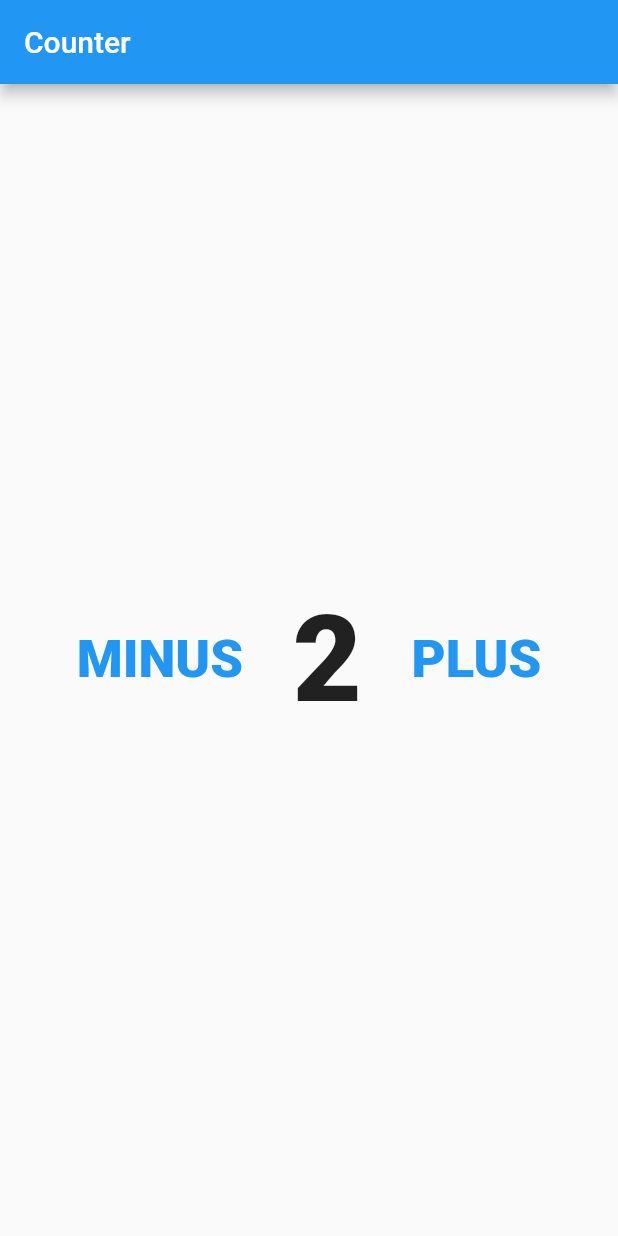
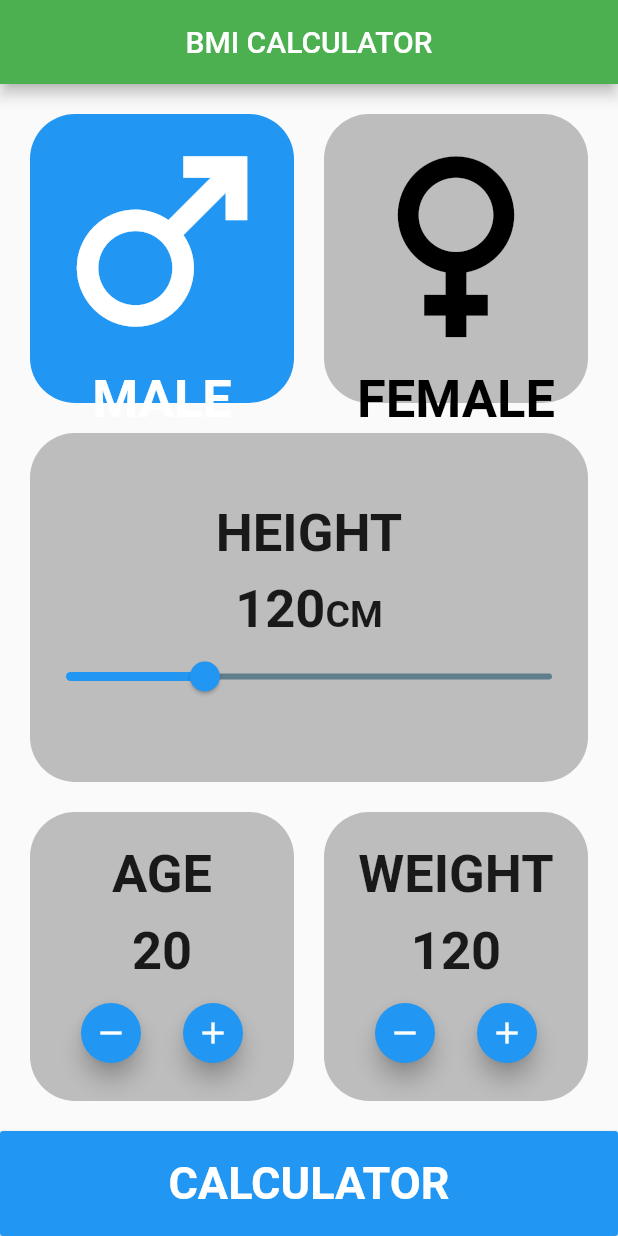
Before and after one commit to HeshamAlads/udemy_flutter, a Flutter app: the screen it shows after launch, on a phone screen of 412 x 824 dp. Run offline on Flutter 3.47's test engine with Material 2 defaults, Android fonts, the phone set to English and light mode, and no system bars.

Commit message:
bmi_calculator commit

```diff
--- /dev/null
+++ b/lib/bmi_calculator.dart
@@ -0,0 +1,353 @@
+import 'dart:math';
+import 'package:flutter/material.dart';
+import 'package:udemy_flutter/bmi_result.dart';
+
+class BmiCalculator extends StatefulWidget {
+  const BmiCalculator({Key? key}) : super(key: key);
+
+  @override
+  State<BmiCalculator> createState() => _BmiCalculatorState();
+}
+
+class _BmiCalculatorState extends State<BmiCalculator> {
+  bool isMale = true;
+  double height = 120.0;
+  int weight = 120;
+
+  int age = 20;
+
+  @override
+  Widget build(BuildContext context) {
+    return Scaffold(
+      appBar: AppBar(
+        title: const Text('BMI CALCULATOR'),
+        centerTitle: true,
+        backgroundColor: Colors.green,
+      ),
+      body: Column(
+        children: [
+          Expanded(
+            child: Padding(
+              padding: const EdgeInsets.all(20.0),
+              child: Row(
+                children: [
+                  Expanded(
+                    child: GestureDetector(
+                      onTap: () => setState(
+                        () {
+                          isMale = true;
+                        },
+                      ),
+                      child: Container(
+                        decoration: BoxDecoration(
+                          borderRadius: BorderRadius.circular(
+                            30.0,
+                          ),
+                          color: isMale ? Colors.blue : Colors.grey[400],
+                        ),
+                        width: double.infinity,
+                        child: Column(
+                          mainAxisAlignment: MainAxisAlignment.center,
+                          children: [
+                            Icon(
+                              color: isMale ? Colors.white : Colors.black,
+                              Icons.male,
+                              size: 170.0,
+                            ),
+                            Text(
+                              'MALE',
+                              style: TextStyle(
+                                fontSize: 35.0,
+                                fontWeight: FontWeight.bold,
+                                color: isMale ? Colors.white : Colors.black,
+                              ),
+                            ),
+                          ],
+                        ),
+                      ),
+                    ),
+                  ),
+                  const SizedBox(
+                    width: 20.0,
+                  ),
+                  Expanded(
+                    child: GestureDetector(
+                      onTap: () => setState(
+                        () {
+                          isMale = false;
+                        },
+                      ),
+                      child: Container(
+                        decoration: BoxDecoration(
+                          borderRadius: BorderRadius.circular(
+                            30.0,
+                          ),
+                          color: isMale ? Colors.grey[400] : Colors.blue,
+                        ),
+                        width: double.infinity,
+                        child: Column(
+                          mainAxisAlignment: MainAxisAlignment.center,
+                          children: [
+                            Icon(
+                              color: isMale ? Colors.black : Colors.white,
+                              Icons.female,
+                              size: 170.0,
+                            ),
+                            Text(
+                              'FEMALE',
+                              style: TextStyle(
+                                fontSize: 35.0,
+                                fontWeight: FontWeight.bold,
+                                color: isMale ? Colors.black : Colors.white,
+                              ),
+                            ),
+                          ],
+                        ),
+                      ),
+                    ),
+                  ),
+                ],
+              ),
+            ),
+          ),
+          Expanded(
+            child: Padding(
+              padding: const EdgeInsets.symmetric(
+                horizontal: 20.0,
+              ),
+              child: Container(
+                decoration: BoxDecoration(
+                  borderRadius: BorderRadius.circular(
+                    30.0,
+                  ),
+                  color: Colors.grey[400],
+                ),
+                child: Column(
+                  mainAxisAlignment: MainAxisAlignment.center,
+                  children: [
+                    const Text(
+                      'HEIGHT',
+                      style: TextStyle(
+                        fontWeight: FontWeight.bold,
+                        fontSize: 35.0,
+                      ),
+                    ),
+                    const SizedBox(
+                      height: 10.0,
+                    ),
+                    Row(
+                      mainAxisAlignment: MainAxisAlignment.center,
+                      crossAxisAlignment: CrossAxisAlignment.baseline,
+                      textBaseline: TextBaseline.alphabetic,
+                      children: [
+                        Text(
+                          '${height.round()}',
+                          style: const TextStyle(
+                              fontWeight: FontWeight.bold,
+                              fontSize: 35.0,
+                              color: Colors.black87),
+                        ),
+                        const Text(
+                          'CM',
+                          style: TextStyle(
+                              fontWeight: FontWeight.bold,
+                              fontSize: 25.0,
+                              color: Colors.black87),
+                        ),
+                      ],
+                    ),
+                    Slider(
+                      value: height,
+                      max: 220.0,
+                      min: 80.0,
+                      onChanged: (value) => setState(
+                        () {
+                          height = value;
+                        },
+                      ),
+                      inactiveColor: Colors.blueGrey,
+                    )
+                  ],
+                ),
+              ),
+            ),
+          ),
+          Expanded(
+            child: Padding(
+              padding: const EdgeInsets.all(20.0),
+              child: Row(
+                mainAxisAlignment: MainAxisAlignment.center,
+                children: [
+                  Expanded(
+                    child: Container(
+                      decoration: BoxDecoration(
+                        borderRadius: BorderRadius.circular(
+                          30.0,
+                        ),
+                        color: Colors.grey[400],
+                      ),
+                      child: Column(
+                        mainAxisAlignment: MainAxisAlignment.center,
+                        children: [
+                          const Text(
+                            'AGE',
+                            style: TextStyle(
+                              fontSize: 35.0,
+                              fontWeight: FontWeight.bold,
+                            ),
+                          ),
+                          const SizedBox(
+                            height: 10.0,
+                          ),
+                          Text(
+                            '$age',
+                            style: const TextStyle(
+                              fontSize: 35.0,
+                              fontWeight: FontWeight.bold,
+                            ),
+                          ),
+                          const SizedBox(
+                            height: 10.0,
+                          ),
+                          Row(
+                            mainAxisAlignment: MainAxisAlignment.center,
+                            children: [
+                              FloatingActionButton(
+                                onPressed: () => setState(
+                                  () {
+                                    age--;
+                                  },
+                                ),
+                                heroTag: 'age--',
+                                mini: true,
+                                child: const Icon(
+                                  Icons.remove,
+                                ),
+                              ),
+                              const SizedBox(
+                                width: 20.0,
+                              ),
+                              FloatingActionButton(
+                                onPressed: () => setState(
+                                  () {
+                                    age++;
+                                  },
+                                ),
+                                heroTag: 'age++',
+                                mini: true,
+                                child: const Icon(
+                                  Icons.add,
+                                ),
+                              ),
+                            ],
+                          ),
+                        ],
+                      ),
+                    ),
+                  ),
+                  const SizedBox(
+                    width: 20.0,
+                  ),
+                  Expanded(
+                    child: Container(
+                      decoration: BoxDecoration(
+                        borderRadius: BorderRadius.circular(
+                          30.0,
+                        ),
+                        color: Colors.grey[400],
+                      ),
+                      child: Column(
+                        mainAxisAlignment: MainAxisAlignment.center,
+                        children: [
+                          const Text(
+                            'WEIGHT',
+                            style: TextStyle(
+                              fontSize: 35.0,
+                              fontWeight: FontWeight.bold,
+                            ),
+                          ),
+                          const SizedBox(
+                            height: 10.0,
+                          ),
+                          Text(
+                            '$weight',
+                            style: const TextStyle(
+                              fontSize: 35.0,
+                              fontWeight: FontWeight.bold,
+                            ),
+                          ),
+                          const SizedBox(
+                            height: 10.0,
+                          ),
+                          Row(
+                            mainAxisAlignment: MainAxisAlignment.center,
+                            children: [
+                              FloatingActionButton(
+                                onPressed: () => setState(
+                                  () {
+                                    weight--;
+                                  },
+                                ),
+                                heroTag: 'weight--',
+                                mini: true,
+                                child: const Icon(
+                                  Icons.remove,
+                                ),
+                              ),
+                              const SizedBox(
+                                width: 20.0,
+                              ),
+                              FloatingActionButton(
+                                onPressed: () => setState(
+                                  () {
+                                    weight++;
+                                  },
+                                ),
+                                heroTag: 'weight++',
+                                mini: true,
+                                child: const Icon(
+                                  Icons.add,
+                                ),
+                              ),
+                            ],
+                          ),
+                        ],
+                      ),
+                    ),
+                  ),
+                ],
+              ),
+            ),
+          ),
+          SizedBox(
+            width: double.infinity,
+            height: 70.0,
+            child: MaterialButton(
+              onPressed: () {
+                double result = weight / pow(height / 100, 2);
+                Navigator.push(
+                  context,
+                  MaterialPageRoute(
+                    builder: (context) => ResultScreen(
+                      age: age,
+                      isMale: isMale,
+                      result: result.round(),
+                    ),
+                  ),
+                );
+              },
+              color: Colors.blue,
+              child: const Text(
+                'CALCULATOR',
+                style: TextStyle(
+                    fontSize: 30.0,
+                    fontWeight: FontWeight.bold,
+                    color: Colors.white),
+              ),
+            ),
+          ),
+        ],
+      ),
+    );
+  }
+}
--- /dev/null
+++ b/lib/bmi_result.dart
@@ -0,0 +1,57 @@
+import 'package:flutter/material.dart';
+
+class ResultScreen extends StatelessWidget {
+  final int result;
+  final int age;
+  final bool isMale;
+
+  const ResultScreen(
+      {Key? key, required this.result, required this.age, required this.isMale})
+      : super(key: key);
+
+  @override
+  Widget build(BuildContext context) {
+    return Scaffold(
+      appBar: AppBar(
+        title: const Text('BMI Result'),
+        backgroundColor: Colors.green,
+        centerTitle: true,
+      ),
+      body: Center(
+        child: Container(
+          width: double.infinity,
+          color: Colors.blueGrey,
+          child: Column(
+            mainAxisAlignment: MainAxisAlignment.center,
+            children: [
+              Text(
+                'Gender : ${isMale ? 'Male' : "Female"}',
+                style: const TextStyle(
+                  fontSize: 30.0,
+                  fontWeight: FontWeight.bold,
+                  color: Colors.white,
+                ),
+              ),
+              Text(
+                'Result : ${result.round()}',
+                style: const TextStyle(
+                  fontSize: 30.0,
+                  fontWeight: FontWeight.bold,
+                  color: Colors.white,
+                ),
+              ),
+              Text(
+                'Age : $age',
+                style: const TextStyle(
+                  fontSize: 30.0,
+                  fontWeight: FontWeight.bold,
+                  color: Colors.white,
+                ),
+              ),
+            ],
+          ),
+        ),
+      ),
+    );
+  }
+}
--- a/lib/main.dart
+++ b/lib/main.dart
@@ -1,5 +1,5 @@
 import 'package:flutter/material.dart';
-import 'package:udemy_flutter/counter_screen.dart';
+import 'package:udemy_flutter/bmi_calculator.dart';
 
 void main() {
   runApp(const MyApp());
@@ -12,7 +12,7 @@ class MyApp extends StatelessWidget {
   Widget build(BuildContext context) {
     return const MaterialApp(
       debugShowCheckedModeBanner: false,
-      home: CounterScreen(),
+      home: BmiCalculator(),
     );
   }
 }
```
Also changed, not shown: pubspec.yaml (+5 -5 lines), assets/images/female.png (added), assets/images/male.png (added).
